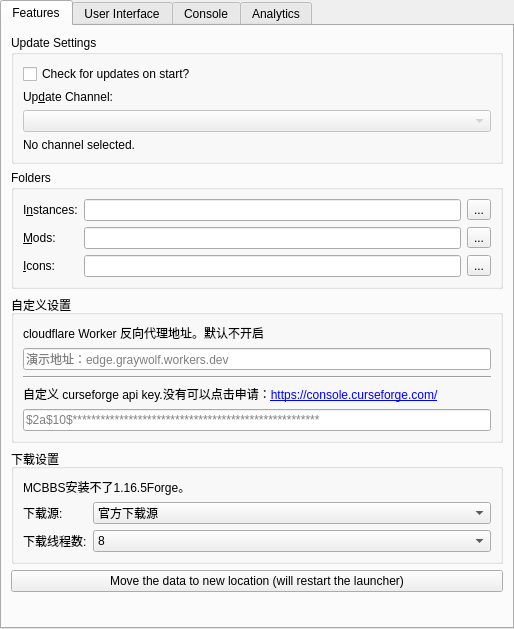
This is launcher/ui/pages/global/LauncherPage.ui in graytoowolf/Launcher-Cracked as Qt 5 draws it before an edit. The edited form follows.
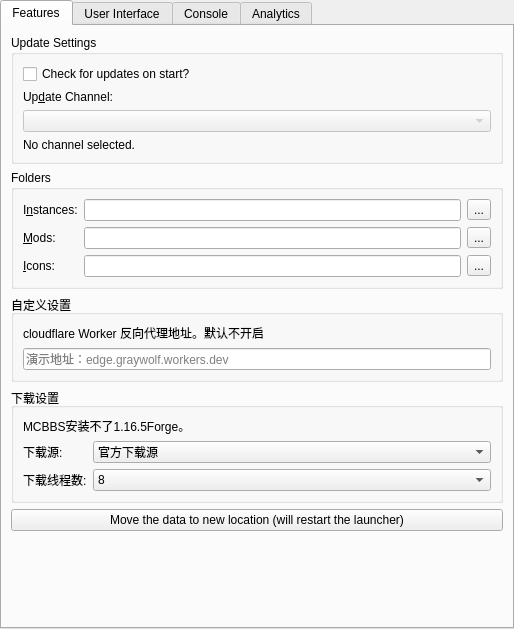
This is the edited form.

Commit message: 修复BUG

What changed in the file:
```diff
--- a/launcher/ui/pages/global/LauncherPage.ui
+++ b/launcher/ui/pages/global/LauncherPage.ui
@@ -163,13 +163,6 @@
           <string>自定义设置</string>
          </property>
          <layout class="QGridLayout" name="gridLayout">
-          <item row="4" column="0">
-           <widget class="QLineEdit" name="curseforgekeyDirTextBox">
-            <property name="placeholderText">
-             <string>$2a$10$*****************************************************</string>
-            </property>
-           </widget>
-          </item>
           <item row="1" column="0">
            <widget class="QLineEdit" name="WorkersurlDirTextBox">
             <property name="placeholderText">
@@ -177,16 +170,6 @@
             </property>
            </widget>
           </item>
-          <item row="3" column="0">
-           <widget class="QLabel" name="curseforgekeyInstDir_2">
-            <property name="text">
-             <string>&lt;html&gt;&lt;head/&gt;&lt;body&gt;&lt;p&gt;自定义 curseforge api key.没有可以点击申请：&lt;a href=&quot;https://console.curseforge.com/&quot;&gt;&lt;span style=&quot; text-decoration: underline; color:#0000ff;&quot;&gt;https://console.curseforge.com/&lt;/span&gt;&lt;/a&gt;&lt;/p&gt;&lt;/body&gt;&lt;/html&gt;</string>
-            </property>
-            <property name="buddy">
-             <cstring>instDirTextBox</cstring>
-            </property>
-           </widget>
-          </item>
           <item row="0" column="0">
            <widget class="QLabel" name="WorkersurlInstDir">
             <property name="text">
@@ -197,13 +180,6 @@
             </property>
            </widget>
           </item>
-          <item row="2" column="0">
-           <widget class="Line" name="line_2">
-            <property name="orientation">
-             <enum>Qt::Horizontal</enum>
-            </property>
-           </widget>
-          </item>
          </layout>
         </widget>
        </item>
```
The commit also changes 2 other files.
